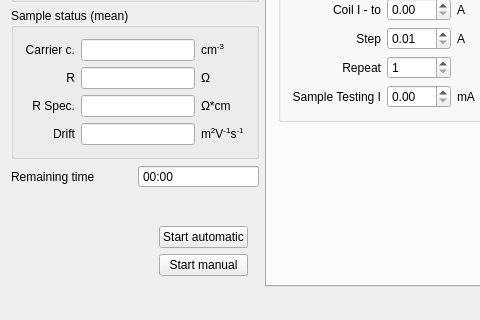
This is hall/mainwindow.ui in mBr001/hall as Qt 5 draws it before an edit; both pictures show x 0 to 480 and y 222 to 542 of the 792 by 542 pixel window. The edited form follows.
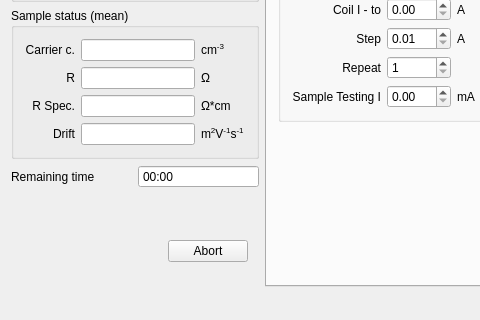
This is the edited form. The open tabs and pages were chosen to show the change. Custom widgets are drawn as their Qt base class.

Commit message: fix unit conversion

```diff
--- a/hall/mainwindow.ui
+++ b/hall/mainwindow.ui
@@ -381,7 +381,7 @@
             </item>
            </layout>
           </widget>
-          <widget class="QWidget" name="widget">
+          <widget class="QWidget" name="widgetAbort">
            <layout class="QGridLayout" name="gridLayout_12">
             <item row="0" column="1">
              <widget class="QPushButton" name="abortMeasurementPushButton">
```
Left out of the diff: 2 changed lines with no effect on the pictures. The commit also changes 1 other file.
